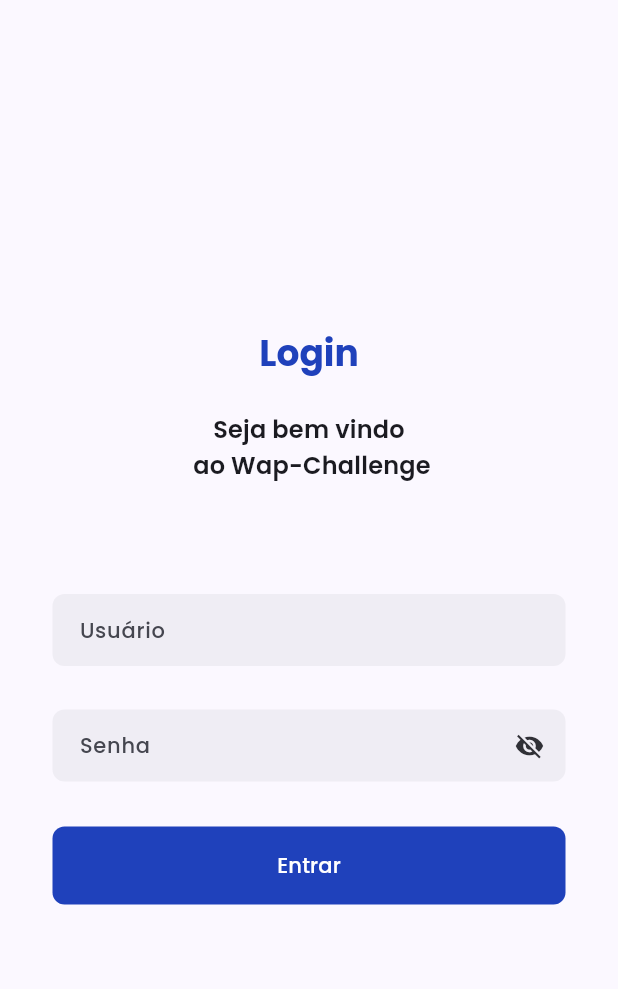
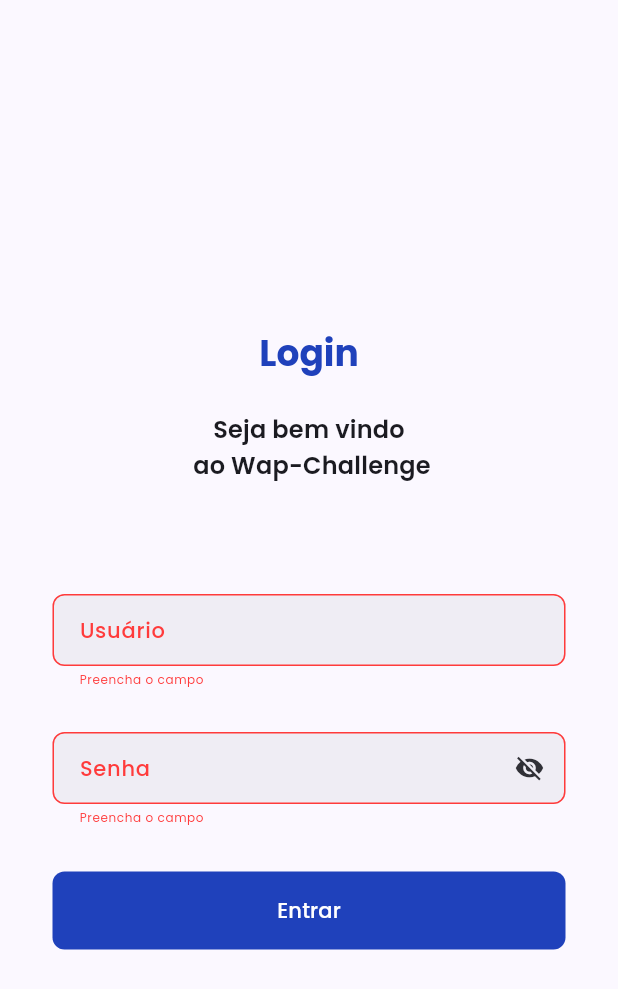
Before and after one commit to denym123/wap-challenge, a Flutter app: the screen it shows after launch, after a tap on "Entrar", on a phone screen of 412 x 824 dp. Shown: the top 989 px of the screen. Run offline on Flutter 3.47's test engine with Material 3 defaults, Android fonts, the phone set to English and light mode, and no system bars; our stand-ins replace dio, flutter_modular, flutter_secure_storage, lottie, shimmer, signals and 3 more; missing offline and left inert: easy_mask; accounts and stored records are empty.

Commit message:
:sparkles: [FEAT] validaçao de formulario de login

```diff
--- a/lib/modules/login/login_page.dart
+++ b/lib/modules/login/login_page.dart
@@ -12,6 +12,8 @@ class LoginPage extends StatefulWidget {
 }
 
 class _LoginPageState extends PageLifeCycleState<LoginController, LoginPage> {
+  GlobalKey<FormState> _formKey = GlobalKey<FormState>();
+
   @override
   Widget build(BuildContext context) {
     return Scaffold(
@@ -21,6 +23,8 @@ class _LoginPageState extends PageLifeCycleState<LoginController, LoginPage> {
             padding: EdgeInsets.fromLTRB(0, 220, 0, 0),
             child: Padding(
               padding: const EdgeInsets.symmetric(horizontal: 35.0),
+              child: Form(
+                key: _formKey,
                 child: Column(
                   crossAxisAlignment: CrossAxisAlignment.stretch,
                   children: [
@@ -43,6 +47,8 @@ class _LoginPageState extends PageLifeCycleState<LoginController, LoginPage> {
                         label: 'Usuário',
                         enabled: !controller.loginAS.isLoading,
                         controller: controller.userController,
+                        validator:
+                            (p0) => p0!.isEmpty ? 'Preencha o campo' : null,
                       );
                     }),
                     SizedBox(height: 29),
@@ -52,13 +58,17 @@ class _LoginPageState extends PageLifeCycleState<LoginController, LoginPage> {
                         enabled: !controller.loginAS.isLoading,
                         controller: controller.passwordController,
                         obscureText: true,
+                        validator:
+                            (p0) => p0!.isEmpty ? 'Preencha o campo' : null,
                       );
                     }),
                     SizedBox(height: 30),
                     Watch((context) {
                       return PrimaryButton(
                         onPressed: () {
+                          if (_formKey.currentState!.validate()) {
                             controller.login();
+                          }
                         },
                         label: 'Entrar',
                         isLoading: controller.loginAS.isLoading,
@@ -70,6 +80,7 @@ class _LoginPageState extends PageLifeCycleState<LoginController, LoginPage> {
             ),
           ),
         ),
+      ),
     );
   }
 }
```
Lines whose indentation alone changed are shown as unchanged.
